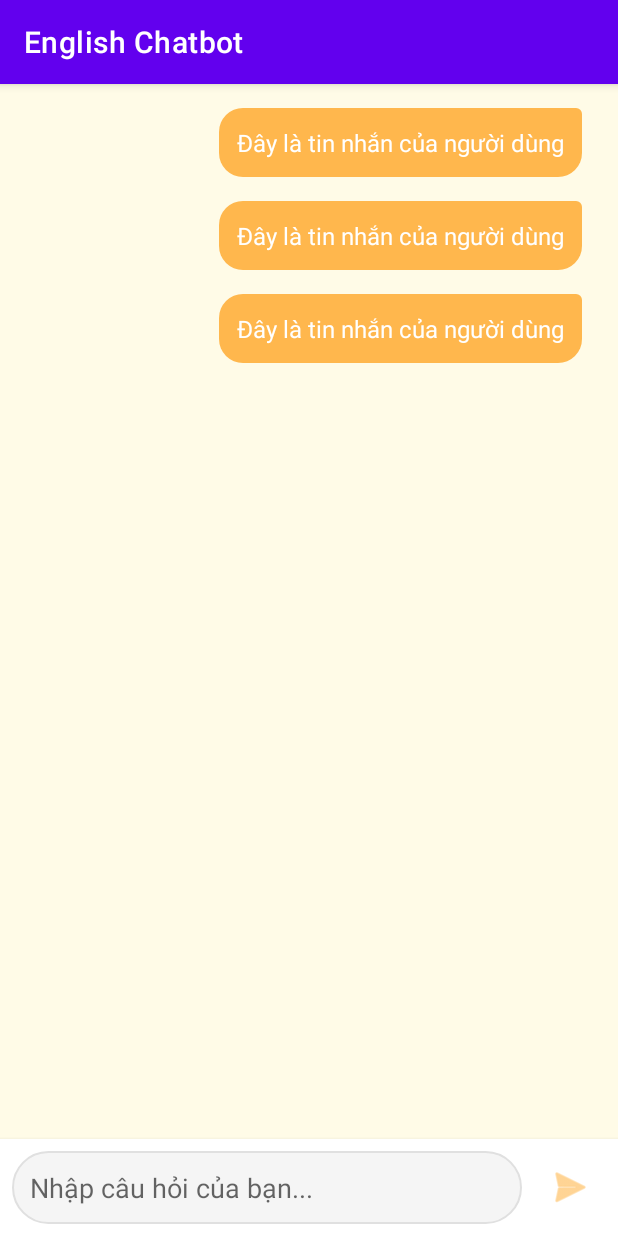
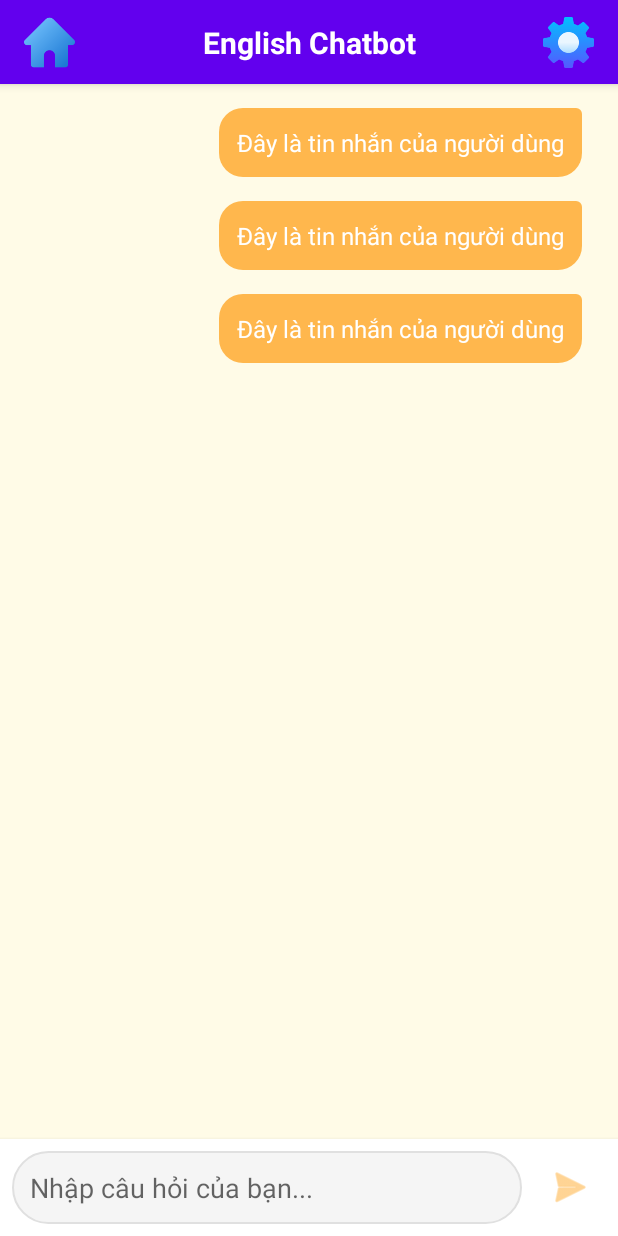
Before and after one commit to vovod/mobile-app, an Android app: the layout activity_chatbot.xml on its own in the app's theme, with its tools: preview values and no code run, on a phone screen of 412 x 824 dp. Run offline under Robolectric (Android 15) with nearby library versions, the phone set to English and light mode, and no system bars.

Commit message:
Revert "Fix"

```diff
--- a/app/src/main/res/layout/activity_chatbot.xml
+++ b/app/src/main/res/layout/activity_chatbot.xml
@@ -5,23 +5,68 @@
     android:layout_width="match_parent"
     android:layout_height="match_parent"
     android:background="@color/backgroundLight"
-    tools:context=".activity.ChatbotActivity">  <androidx.appcompat.widget.Toolbar
-    android:id="@+id/toolbarChatbot"
-    android:layout_width="match_parent"
-    android:layout_height="?attr/actionBarSize"
-    android:background="?attr/colorPrimary"
-    app:title="English Chatbot"
-    app:titleTextColor="@android:color/white"
-    android:elevation="4dp"
-    android:theme="@style/ThemeOverlay.AppCompat.Dark.ActionBar"
-    app:popupTheme="@style/ThemeOverlay.AppCompat.Light"/>
+    tools:context=".activity.ChatbotActivity">
+
+    <androidx.constraintlayout.widget.ConstraintLayout
+            android:id="@+id/layoutHeaderChatbot"
+            android:layout_width="match_parent"
+            android:layout_height="?attr/actionBarSize"
+            android:background="@color/purple_500" android:elevation="4dp">
+
+        <ImageButton
+            android:id="@+id/btnHomeChatbot"
+            android:layout_width="50dp"
+            android:layout_height="50dp"
+            android:layout_marginStart="8dp"
+            android:background="@android:color/transparent"
+            android:contentDescription="Trang chủ"
+            android:padding="8dp"
+            android:scaleType="centerInside"
+            android:src="@drawable/home"
+            app:layout_constraintBottom_toBottomOf="parent"
+            app:layout_constraintStart_toStartOf="parent"
+            app:layout_constraintTop_toTopOf="parent"
+            />
+
+        <TextView
+            android:id="@+id/tvChatbotTitle"
+            android:layout_width="0dp"
+            android:layout_height="wrap_content"
+            android:text="English Chatbot"
+            android:textColor="@android:color/white"
+            android:textSize="20sp"
+            android:textStyle="bold"
+            android:gravity="center_horizontal"
+            android:layout_marginStart="8dp"
+            android:layout_marginEnd="8dp"
+            app:layout_constraintTop_toTopOf="parent"
+            app:layout_constraintBottom_toBottomOf="parent"
+            app:layout_constraintStart_toEndOf="@id/btnHomeChatbot"
+            app:layout_constraintEnd_toStartOf="@id/btnSettingChatbot"/>
+
+        <ImageButton
+            android:id="@+id/btnSettingChatbot"
+            android:layout_width="50dp"
+            android:layout_height="50dp"
+            android:layout_marginEnd="8dp"
+            android:background="@android:color/transparent"
+            android:contentDescription="Cài đặt"
+            android:padding="8dp"
+            android:scaleType="centerInside"
+            android:src="@drawable/setting"
+            app:layout_constraintBottom_toBottomOf="parent"
+            app:layout_constraintEnd_toEndOf="parent"
+            app:layout_constraintTop_toTopOf="parent"
+            />
+
+    </androidx.constraintlayout.widget.ConstraintLayout>
 
     <androidx.recyclerview.widget.RecyclerView
         android:id="@+id/rvChatMessages"
         android:layout_width="match_parent"
         android:layout_height="match_parent"
         android:layout_above="@id/layoutChatMessage"
-        android:layout_below="@id/toolbarChatbot"
+        android:layout_below="@id/layoutHeaderChatbot"
         android:clipToPadding="false"
         android:padding="8dp"
         app:layoutManager="androidx.recyclerview.widget.LinearLayoutManager"
```
Also changed, not shown: app/src/main/res/layout/activity_play_game.xml (+16 -17 lines), app/src/main/res/layout/dialog_leaderboard.xml (deleted, +0 -36 lines), app/src/main/res/layout/layout_dictionary.xml (+36 -38 lines), app/src/main/res/drawable/bxh.png (deleted).
